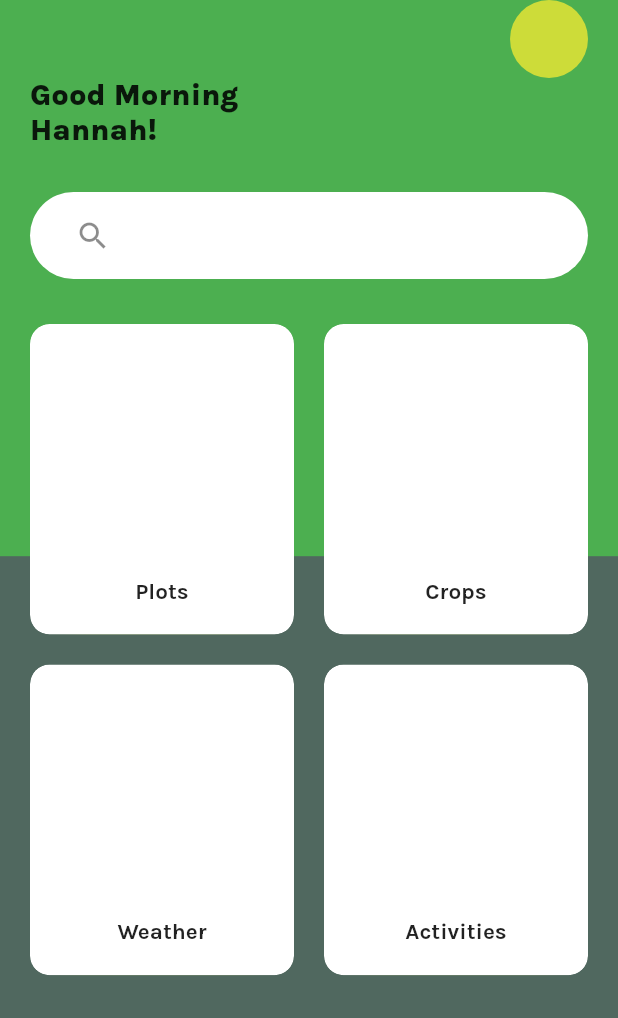
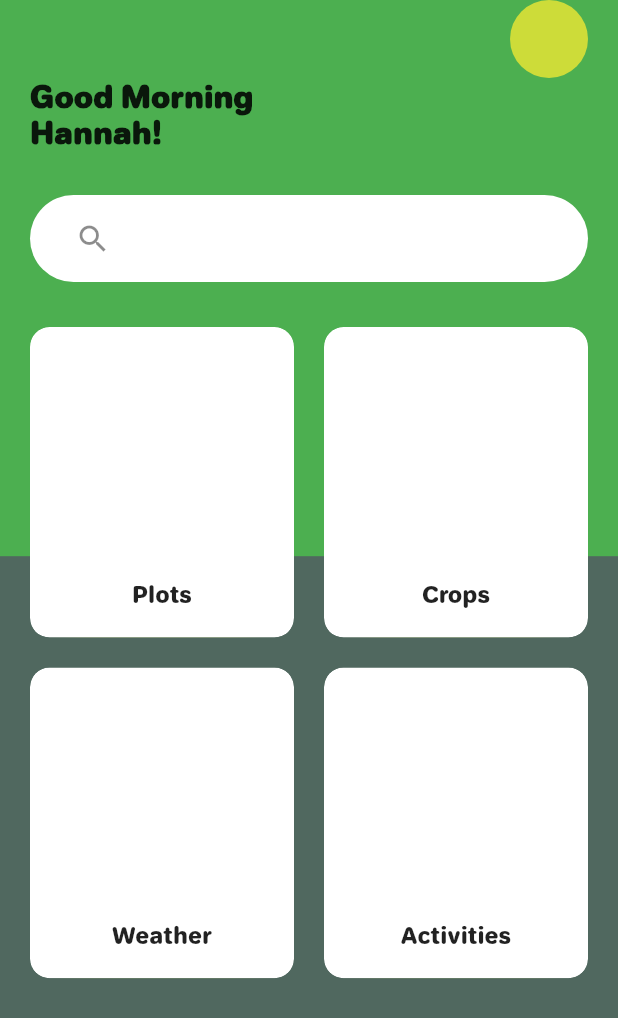
Before and after one commit to Linda-Fitz/RapidIdeationProject, a Flutter app: the HomeScreen screen opened directly, on a phone screen of 412 x 824 dp. Shown: the top 1018 px of the screen. Run offline on Flutter 3.47's test engine with Material 2 defaults, Android fonts, the phone set to English and light mode, and no system bars; our stand-ins replace introduction_screen.

Commit message:
added font family to the theme

```diff
--- a/lib/theme/style.dart
+++ b/lib/theme/style.dart
@@ -15,14 +15,22 @@ ThemeData appTheme() {
     fontFamily: 'Karla',
     // text styling for headlines, titles, bodies of text, and more.
     textTheme: TextTheme(
-      headline1: TextStyle(fontSize: 72.0, fontWeight: FontWeight.bold),
-      headline2: TextStyle(fontSize: 48.0, fontWeight: FontWeight.bold),
-      headline3: TextStyle(fontSize: 40.0, fontWeight: FontWeight.bold),
-      headline4: TextStyle(fontSize: 28.0, fontWeight: FontWeight.bold),
-      headline5: TextStyle(fontSize: 24.0, fontWeight: FontWeight.bold),
-      headline6: TextStyle(fontSize: 20.0, fontWeight: FontWeight.bold),
-      bodyText1: TextStyle(fontSize: 16.0, fontWeight: FontWeight.normal),
-      bodyText2: TextStyle(fontSize: 14.0, fontWeight: FontWeight.normal),
+      headline1: TextStyle(
+          fontSize: 72.0, fontFamily: 'Jellee', fontWeight: FontWeight.bold),
+      headline2: TextStyle(
+          fontSize: 48.0, fontFamily: 'Jellee', fontWeight: FontWeight.bold),
+      headline3: TextStyle(
+          fontSize: 40.0, fontFamily: 'Jellee', fontWeight: FontWeight.bold),
+      headline4: TextStyle(
+          fontSize: 28.0, fontFamily: 'Jellee', fontWeight: FontWeight.bold),
+      headline5: TextStyle(
+          fontSize: 24.0, fontFamily: 'Jellee', fontWeight: FontWeight.bold),
+      headline6: TextStyle(
+          fontSize: 20.0, fontFamily: 'Jellee', fontWeight: FontWeight.bold),
+      bodyText1: TextStyle(
+          fontSize: 16.0, fontFamily: 'Karla', fontWeight: FontWeight.normal),
+      bodyText2: TextStyle(
+          fontSize: 14.0, fontFamily: 'Karla', fontWeight: FontWeight.normal),
     ),
   );
 }
```
